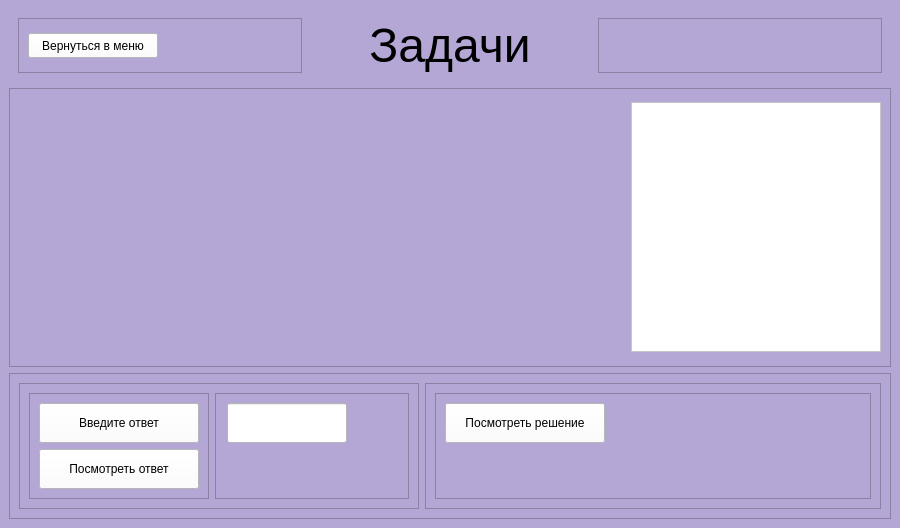
Old version of the form ui/TasksWindow.ui in the repository ekosachev/StarPolygonsDesktop.
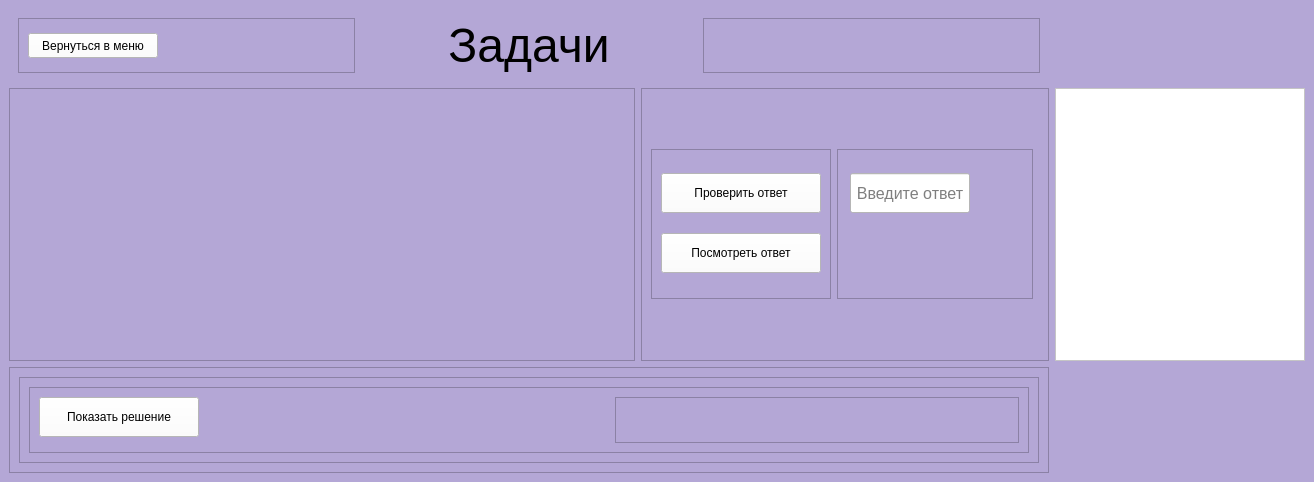
New version of the form.

Commit message: Updated tasks view

```diff
--- a/ui/TasksWindow.ui
+++ b/ui/TasksWindow.ui
@@ -6,8 +6,8 @@
    <rect>
     <x>0</x>
     <y>0</y>
-    <width>900</width>
-    <height>528</height>
+    <width>1314</width>
+    <height>482</height>
    </rect>
   </property>
   <property name="windowTitle">
@@ -57,8 +57,8 @@
          </property>
          <property name="maximumSize">
           <size>
-           <width>350</width>
-           <height>250</height>
+           <width>450</width>
+           <height>350</height>
           </size>
          </property>
          <property name="font">
@@ -74,29 +74,10 @@
          </property>
         </widget>
        </item>
-       <item>
-        <widget class="QListWidget" name="listWidget">
-         <property name="minimumSize">
-          <size>
-           <width>250</width>
-           <height>250</height>
-          </size>
-         </property>
-         <property name="maximumSize">
-          <size>
-           <width>250</width>
-           <height>250</height>
-          </size>
-         </property>
-         <property name="styleSheet">
-          <string notr="true">background-color: rgb(255, 255, 255);</string>
-         </property>
-        </widget>
-       </item>
       </layout>
      </widget>
     </item>
-    <item row="0" column="0">
+    <item row="0" column="0" colspan="2">
      <widget class="QFrame" name="horizontalFrame">
       <property name="maximumSize">
        <size>
@@ -189,21 +170,12 @@
       </layout>
      </widget>
     </item>
-    <item row="2" column="0">
-     <widget class="QFrame" name="frame_2">
-      <property name="frameShape">
-       <enum>QFrame::Shape::StyledPanel</enum>
-      </property>
-      <property name="frameShadow">
-       <enum>QFrame::Shadow::Raised</enum>
-      </property>
-      <layout class="QHBoxLayout" name="horizontalLayout_4">
-       <item>
-        <widget class="QFrame" name="frame_3">
+    <item row="1" column="1">
+     <widget class="QFrame" name="frame_11">
          <property name="maximumSize">
           <size>
-           <width>400</width>
-           <height>200</height>
+        <width>16777215</width>
+        <height>16777215</height>
           </size>
          </property>
          <property name="frameShape">
@@ -212,7 +184,7 @@
          <property name="frameShadow">
           <enum>QFrame::Shadow::Raised</enum>
          </property>
-         <layout class="QHBoxLayout" name="horizontalLayout">
+      <layout class="QHBoxLayout" name="horizontalLayout_6">
           <item>
            <widget class="QFrame" name="frame_8">
             <property name="maximumSize">
@@ -249,7 +221,7 @@
                 <string notr="true">background-color: rgb(255, 255, 255);</string>
                </property>
                <property name="text">
-                <string>Введите ответ</string>
+             <string>Проверить ответ</string>
                </property>
               </widget>
              </item>
@@ -293,6 +265,66 @@
              <enum>QFrame::Shadow::Raised</enum>
             </property>
             <layout class="QGridLayout" name="gridLayout_3">
+          <item row="2" column="0">
+           <widget class="QLabel" name="label_9">
+            <property name="minimumSize">
+             <size>
+              <width>120</width>
+              <height>40</height>
+             </size>
+            </property>
+            <property name="maximumSize">
+             <size>
+              <width>120</width>
+              <height>40</height>
+             </size>
+            </property>
+            <property name="font">
+             <font>
+              <pointsize>18</pointsize>
+             </font>
+            </property>
+            <property name="text">
+             <string/>
+            </property>
+           </widget>
+          </item>
+          <item row="0" column="0">
+           <widget class="QLineEdit" name="lineEdit">
+            <property name="minimumSize">
+             <size>
+              <width>120</width>
+              <height>40</height>
+             </size>
+            </property>
+            <property name="maximumSize">
+             <size>
+              <width>120</width>
+              <height>40</height>
+             </size>
+            </property>
+            <property name="font">
+             <font>
+              <pointsize>12</pointsize>
+             </font>
+            </property>
+            <property name="styleSheet">
+             <string notr="true">background-color: rgb(255, 255, 255);</string>
+            </property>
+            <property name="inputMask">
+             <string/>
+            </property>
+            <property name="text">
+             <string/>
+            </property>
+            <property name="alignment">
+             <set>Qt::AlignmentFlag::AlignCenter</set>
+            </property>
+            <property name="placeholderText">
+             <string>Введите ответ</string>
+            </property>
+           </widget>
+          </item>
              <item row="0" column="1">
               <widget class="QLabel" name="label_10">
                <property name="minimumSize">
@@ -315,62 +347,24 @@
                </property>
               </widget>
              </item>
-             <item row="0" column="0">
-              <widget class="QLineEdit" name="lineEdit">
-               <property name="minimumSize">
-                <size>
-                 <width>120</width>
-                 <height>40</height>
-                </size>
-               </property>
-               <property name="maximumSize">
-                <size>
-                 <width>120</width>
-                 <height>40</height>
-                </size>
-               </property>
-               <property name="font">
-                <font>
-                 <pointsize>18</pointsize>
-                </font>
-               </property>
-               <property name="styleSheet">
-                <string notr="true">background-color: rgb(255, 255, 255);</string>
-               </property>
-              </widget>
-             </item>
-             <item row="2" column="0">
-              <widget class="QLabel" name="label_9">
-               <property name="minimumSize">
-                <size>
-                 <width>120</width>
-                 <height>40</height>
-                </size>
-               </property>
-               <property name="maximumSize">
-                <size>
-                 <width>120</width>
-                 <height>40</height>
-                </size>
-               </property>
-               <property name="font">
-                <font>
-                 <pointsize>18</pointsize>
-                </font>
-               </property>
-               <property name="text">
-                <string/>
-               </property>
-              </widget>
-             </item>
-            </layout>
-           </widget>
-          </item>
          </layout>
         </widget>
        </item>
        <item>
         <widget class="QFrame" name="frame_4">
+         <property name="frameShape">
+          <enum>QFrame::Shape::StyledPanel</enum>
+         </property>
+         <property name="frameShadow">
+          <enum>QFrame::Shadow::Raised</enum>
+         </property>
+        </widget>
+       </item>
+      </layout>
+     </widget>
+    </item>
+    <item row="2" column="0" colspan="2">
+     <widget class="QFrame" name="frame_2">
          <property name="minimumSize">
           <size>
            <width>0</width>
@@ -389,9 +383,36 @@
          <property name="frameShadow">
           <enum>QFrame::Shadow::Raised</enum>
          </property>
-         <layout class="QHBoxLayout" name="horizontalLayout_3">
+      <layout class="QHBoxLayout" name="horizontalLayout_4">
+       <item>
+        <widget class="QFrame" name="frame_3">
+         <property name="maximumSize">
+          <size>
+           <width>16777215</width>
+           <height>16777215</height>
+          </size>
+         </property>
+         <property name="frameShape">
+          <enum>QFrame::Shape::StyledPanel</enum>
+         </property>
+         <property name="frameShadow">
+          <enum>QFrame::Shadow::Raised</enum>
+         </property>
+         <layout class="QHBoxLayout" name="horizontalLayout">
           <item>
            <widget class="QFrame" name="frame_9">
+            <property name="minimumSize">
+             <size>
+              <width>0</width>
+              <height>0</height>
+             </size>
+            </property>
+            <property name="maximumSize">
+             <size>
+              <width>16777215</width>
+              <height>16777215</height>
+             </size>
+            </property>
             <property name="frameShape">
              <enum>QFrame::Shape::StyledPanel</enum>
             </property>
@@ -399,7 +420,7 @@
              <enum>QFrame::Shadow::Raised</enum>
             </property>
             <layout class="QGridLayout" name="gridLayout_4">
-             <item row="2" column="0">
+             <item row="0" column="0">
               <widget class="QPushButton" name="pushButton_4">
                <property name="minimumSize">
                 <size>
@@ -417,19 +438,34 @@
                 <string notr="true">background-color: rgb(255, 255, 255);</string>
                </property>
                <property name="text">
-                <string>Посмотреть решение</string>
+                <string>Показать решение</string>
                </property>
               </widget>
              </item>
-             <item row="3" column="0">
+             <item row="0" column="2" rowspan="2">
+              <widget class="QFrame" name="frame_10">
+               <property name="frameShape">
+                <enum>QFrame::Shape::StyledPanel</enum>
+               </property>
+               <property name="frameShadow">
+                <enum>QFrame::Shadow::Raised</enum>
+               </property>
+              </widget>
+             </item>
+             <item row="0" column="1" rowspan="2">
               <widget class="QLabel" name="label_5">
-               <property name="text">
-                <string/>
+               <property name="minimumSize">
+                <size>
+                 <width>0</width>
+                 <height>0</height>
+                </size>
                </property>
-              </widget>
-             </item>
-             <item row="2" column="1" rowspan="2">
-              <widget class="QLabel" name="label_6">
+               <property name="maximumSize">
+                <size>
+                 <width>700</width>
+                 <height>450</height>
+                </size>
+               </property>
                <property name="text">
                 <string/>
                </property>
@@ -444,6 +480,25 @@
       </layout>
      </widget>
     </item>
+    <item row="1" column="2">
+     <widget class="QListWidget" name="listWidget">
+      <property name="minimumSize">
+       <size>
+        <width>250</width>
+        <height>250</height>
+       </size>
+      </property>
+      <property name="maximumSize">
+       <size>
+        <width>250</width>
+        <height>350</height>
+       </size>
+      </property>
+      <property name="styleSheet">
+       <string notr="true">background-color: rgb(255, 255, 255);</string>
+      </property>
+     </widget>
+    </item>
    </layout>
   </widget>
  </widget>
```
Lines whose indentation alone changed are shown as unchanged. The commit also changes 6 other files.
